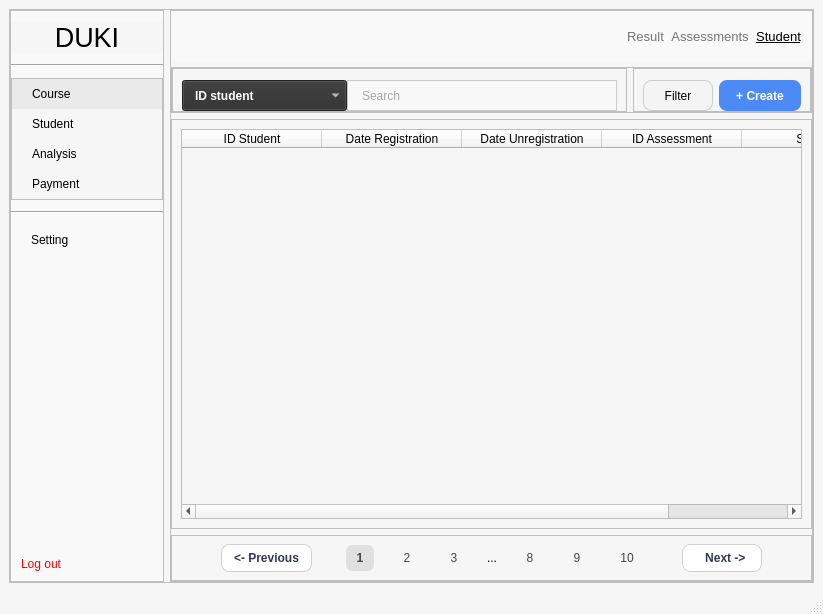
Khiem2112/course-management-ml, file ui/course_student.ui: the form before one commit.
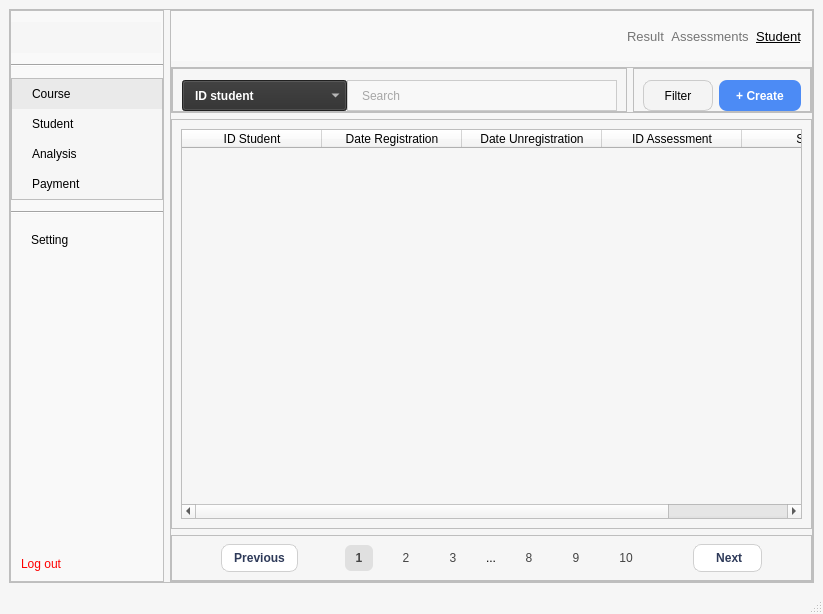
The form after the commit. Icons and pictures are not drawn.

Diff of the .ui file:
```diff
--- a/ui/course_student.ui
+++ b/ui/course_student.ui
@@ -208,6 +208,12 @@
               <verstretch>0</verstretch>
              </sizepolicy>
             </property>
+            <property name="maximumSize">
+             <size>
+              <width>150</width>
+              <height>60</height>
+             </size>
+            </property>
             <property name="font">
              <font>
               <pointsize>20</pointsize>
@@ -217,7 +223,13 @@
              <string notr="true"/>
             </property>
             <property name="text">
-             <string>DUKI</string>
+             <string/>
+            </property>
+            <property name="pixmap">
+             <pixmap>../media/images/Logo DUKI.png</pixmap>
+            </property>
+            <property name="scaledContents">
+             <bool>true</bool>
             </property>
             <property name="alignment">
              <set>Qt::AlignCenter</set>
@@ -828,8 +840,15 @@
                  <verstretch>0</verstretch>
                 </sizepolicy>
                </property>
+               <property name="layoutDirection">
+                <enum>Qt::LeftToRight</enum>
+               </property>
                <property name="text">
-                <string>&lt;- Previous</string>
+                <string>Previous</string>
+               </property>
+               <property name="icon">
+                <iconset>
+                 <normaloff>../media/images/icons/Course/le-Photoroom.png</normaloff>../media/images/icons/Course/le-Photoroom.png</iconset>
                </property>
               </widget>
              </item>
@@ -1024,8 +1043,15 @@
                  <verstretch>0</verstretch>
                 </sizepolicy>
                </property>
+               <property name="layoutDirection">
+                <enum>Qt::RightToLeft</enum>
+               </property>
                <property name="text">
-                <string>   Next -&gt; </string>
+                <string>   Next  </string>
+               </property>
+               <property name="icon">
+                <iconset>
+                 <normaloff>../media/images/icons/Course/ri-Photoroom.png</normaloff>../media/images/icons/Course/ri-Photoroom.png</iconset>
                </property>
               </widget>
              </item>
```
